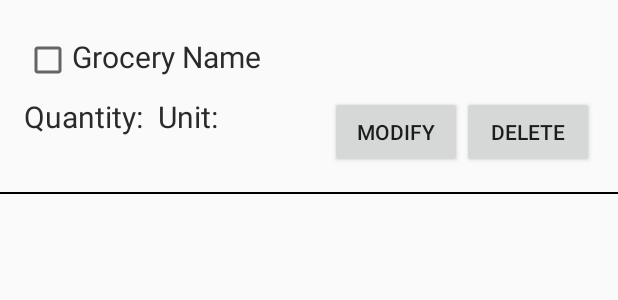
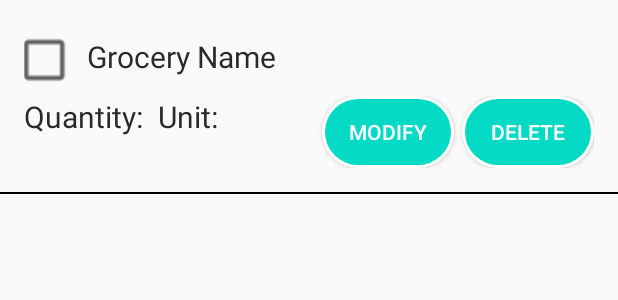
Before and after one commit to hunainadhi/Foodification-app, an Android app: the layout item_grocery.xml on its own in the app's theme, with its tools: preview values and no code run, on a phone screen of 412 x 824 dp. Shown: the top 300 px of the screen. Run offline under Robolectric (Android 15) with nearby library versions, the phone set to English and light mode, and no system bars; network calls fail; Roboto replaces fonts that are not available here.

Commit message:
Grocery Button updated

```diff
--- a/app/build.gradle.kts
+++ b/app/build.gradle.kts
@@ -40,6 +40,7 @@ dependencies {
     implementation("com.google.firebase:firebase-auth:22.2.0")
     implementation("com.google.code.gson:gson:2.8.7")
     implementation("com.squareup.picasso:picasso:2.8")
+    implementation("androidx.core:core-splashscreen:1.0.0")
     implementation("com.android.volley:volley:1.2.1")
     testImplementation("junit:junit:4.13.2")
     androidTestImplementation("androidx.test.ext:junit:1.1.5")
--- a/app/src/main/res/layout/item_grocery.xml
+++ b/app/src/main/res/layout/item_grocery.xml
@@ -21,7 +21,10 @@
         android:orientation="horizontal">
         <CheckBox
             android:layout_width="wrap_content"
+            android:scaleX="1.5"
+            android:scaleY="1.5"
             android:layout_height="wrap_content"
+            android:paddingRight="10dp"
             android:id="@+id/groceryCheck"/>
         <TextView
             android:id="@+id/nameTextView"
@@ -61,7 +64,10 @@
                     android:id="@+id/deleteButton"
                     android:layout_width="wrap_content"
                     android:layout_height="wrap_content"
-                    android:text="Delete"
+                    android:text="@string/Delete"
+                    android:textColor="@color/white"
+                    android:background="@drawable/buttons"
+                    android:layout_marginStart="5dp"
                     app:layout_constraintRight_toRightOf="parent"/>
 
                 <!-- Modify Button -->
@@ -69,8 +75,10 @@
                     android:id="@+id/modifyButton"
                     android:layout_width="wrap_content"
                     android:layout_height="wrap_content"
-                    android:text="Modify"
-
+                    android:text="@string/Modify"
+                    android:textColor="@color/white"
+                    android:layout_marginEnd="5dp"
+                    android:background="@drawable/buttons"
                     app:layout_constraintRight_toLeftOf="@id/deleteButton"
                     />
 
--- a/app/src/main/res/layout/item_ingredient.xml
+++ b/app/src/main/res/layout/item_ingredient.xml
@@ -54,6 +54,7 @@
                     android:text="@string/Delete"
                     android:textColor="@color/white"
                     android:background="@drawable/buttons"
+                    android:layout_marginStart="5dp"
                     app:layout_constraintRight_toRightOf="parent"/>
 
                 <!-- Modify Button -->
@@ -64,6 +65,7 @@
                     android:text="@string/Modify"
                     android:textColor="@color/white"
                     android:background="@drawable/buttons"
+                    android:layout_marginEnd="5dp"
                     app:layout_constraintRight_toLeftOf="@id/deleteButton"
                     />
 
```
